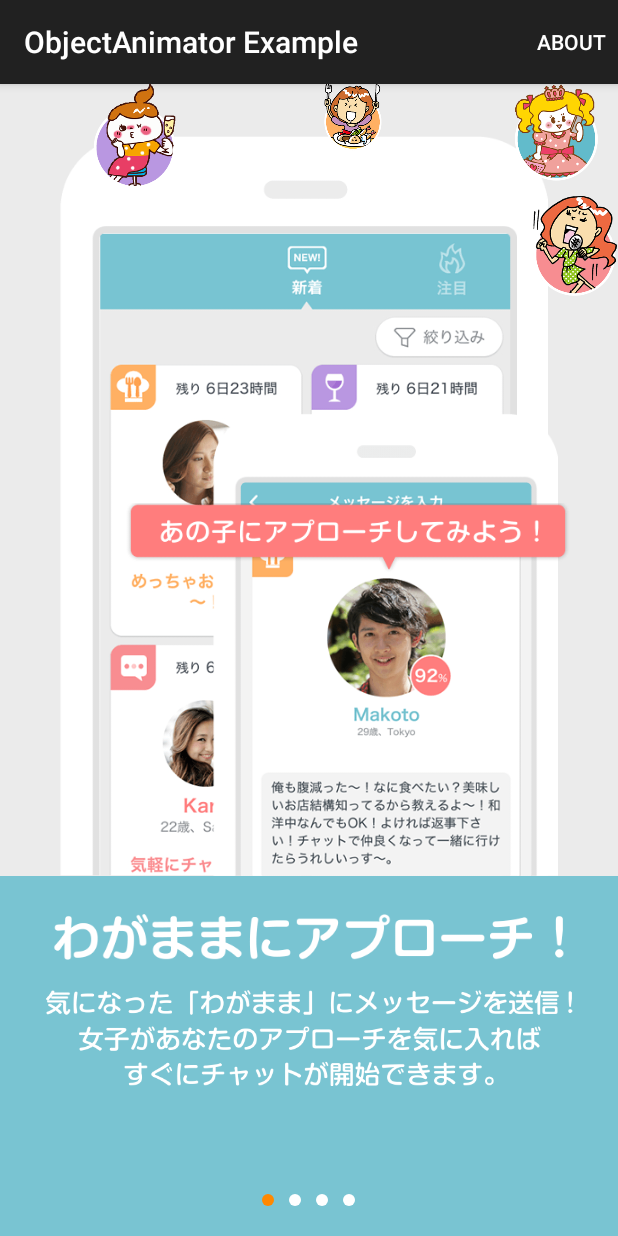
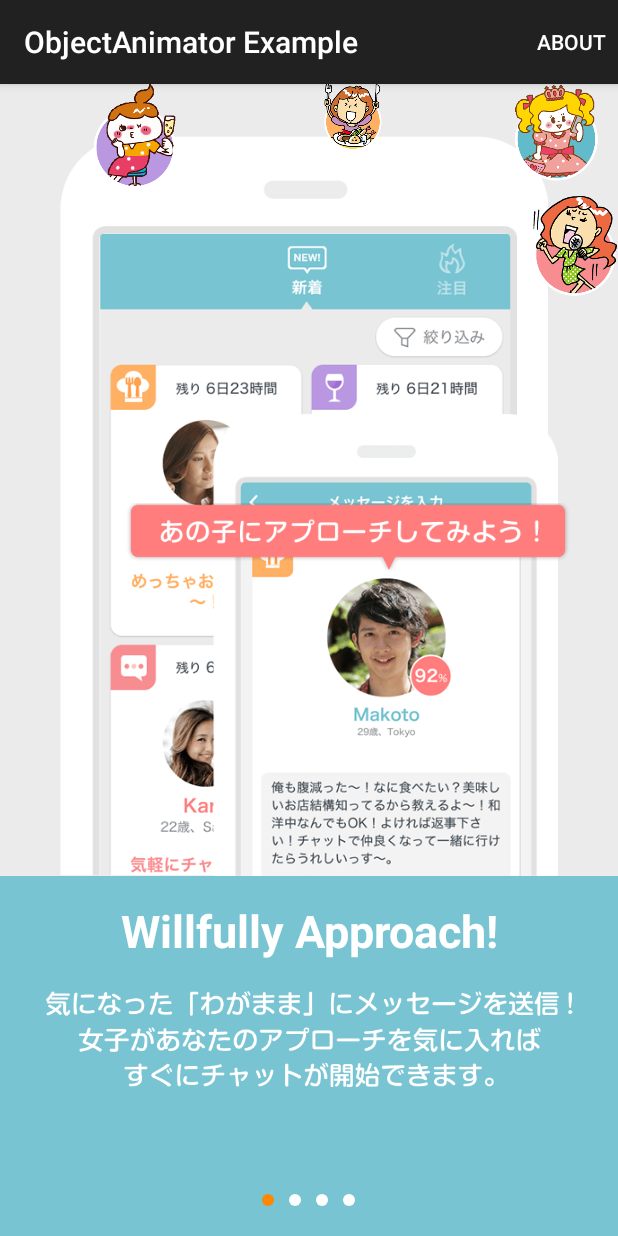
Before and after one commit to nwanvu/ObjectAnimator-Example, an Android app: the screen it shows after launch (MainActivity), on a phone screen of 412 x 824 dp. Run offline under Robolectric (Android 15) with nearby library versions, the phone set to English and light mode, and no system bars.

Commit message:
replace resource

```diff
--- a/app/src/main/res/layout/view_tutorial_man_1.xml
+++ b/app/src/main/res/layout/view_tutorial_man_1.xml
@@ -97,7 +97,7 @@
         android:contentDescription="@string/app_name"
         android:src="@drawable/m_tutorial_01_img07" />
 
-    <ImageView
+    <TextView
         android:id="@+id/text1"
         android:layout_width="match_parent"
         android:layout_height="wrap_content"
@@ -105,11 +105,13 @@
         android:layout_marginBottom="20dp"
         android:layout_marginLeft="35dp"
         android:layout_marginRight="35dp"
-        android:layout_marginTop="25dp"
-        android:adjustViewBounds="true"
+        android:layout_marginTop="16dp"
+        android:textSize="30sp"
         android:alpha="0"
-        android:contentDescription="@string/app_name"
-        android:src="@drawable/m_tutorial_01_ttl01" />
+        android:gravity="center"
+        android:textStyle="bold"
+        android:textColor="@android:color/white"
+        android:text="Willfully Approach!"/>
 
     <ImageView
         android:id="@+id/text2"
```
Also changed, not shown: app/src/main/res/drawable-nodpi/m_tutorial_01_ttl01.png (deleted), 3 other files.
